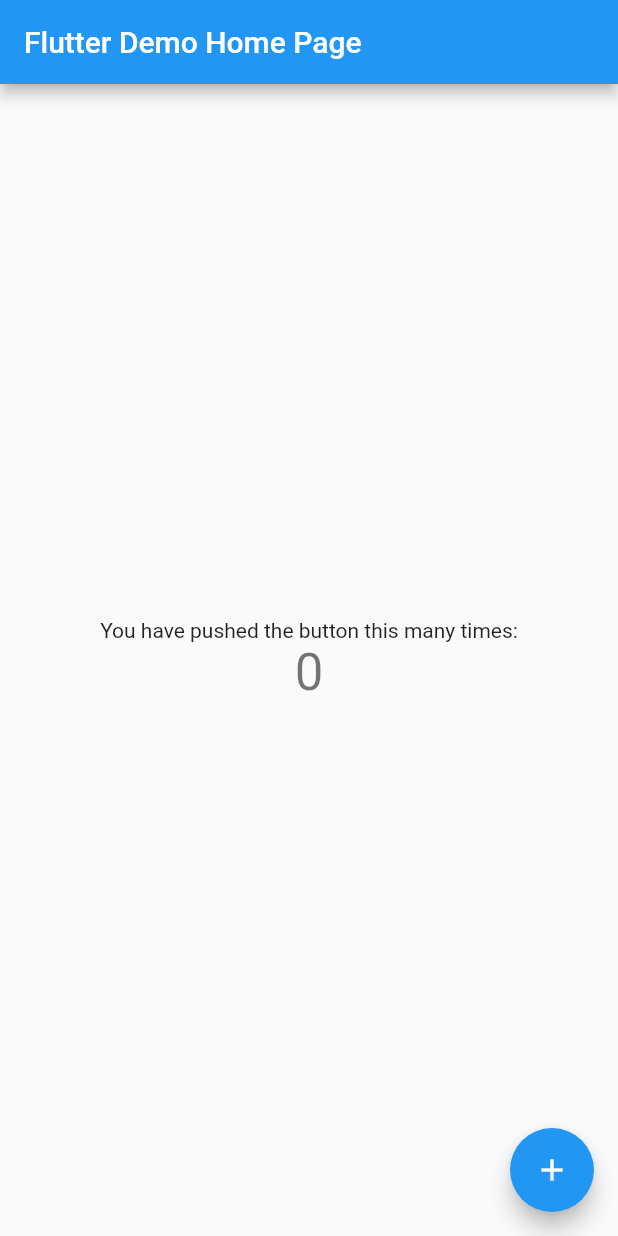
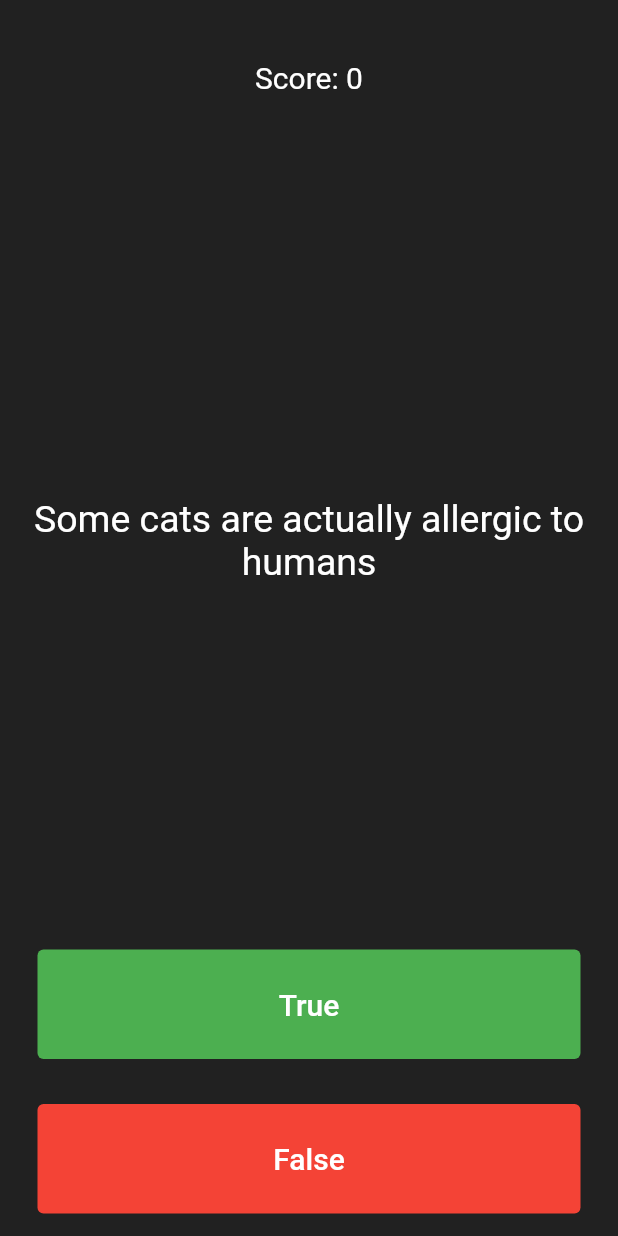
Before and after one commit to tushar2001/quizzler_flutter_3, a Flutter app: the screen it shows after launch, on a phone screen of 412 x 824 dp. Run offline on Flutter 3.47's test engine with Material 2 defaults, Android fonts, the phone set to English and light mode, and no system bars; our stand-ins replace rflutter_alert; missing offline and left inert: dart:ffi.

```diff
--- /dev/null
+++ b/lib/MySecondAppScreen.dart
@@ -0,0 +1,17 @@
+import 'package:flutter/material.dart';
+import 'MySecondaryHomePage.dart';
+
+class MySecondAppScreen extends StatelessWidget {
+  const MySecondAppScreen({Key? key}) : super(key: key);
+
+  @override
+  Widget build(BuildContext context) {
+    return MaterialApp(
+      title: 'Flutter Demo',
+      theme: ThemeData(
+        primarySwatch: Colors.green,
+      ),
+      home: const MySecondaryHomePage(title: 'Flutter Demo!'),
+    );
+  }
+}
--- /dev/null
+++ b/lib/Question.dart
@@ -0,0 +1,6 @@
+class Question {
+  String questionText;
+  bool questionAnswer;
+
+  Question(this.questionText, this.questionAnswer);
+}
--- /dev/null
+++ b/lib/QuizBrain.dart
@@ -0,0 +1,58 @@
+import 'Question.dart';
+
+class QuizBrain {
+  int _questionNumber = 0;
+  List<Question> _questionBank = [
+    Question('Some cats are actually allergic to humans', true),
+    Question('You can lead a cow down stairs but not up stairs.', false),
+    Question('Approximately one quarter of human bones are in the feet.', true),
+    Question('A slug\'s blood is green.', true),
+    Question('Buzz Aldrin\'s mother\'s maiden name was \"Moon\".', true),
+    Question('It is illegal to pee in the Ocean in Portugal.', true),
+    Question(
+        'No piece of square dry paper can be folded in half more than 7 times.',
+        false),
+    Question(
+        'In London, UK, if you happen to die in the House of Parliament, you are technically entitled to a state funeral, because the building is considered too sacred a place.',
+        true),
+    Question(
+        'The loudest sound produced by any animal is 188 decibels. That animal is the African Elephant.',
+        false),
+    Question(
+        'The total surface area of two human lungs is approximately 70 square metres.',
+        true),
+    Question('Google was originally called \"Backrub\".', true),
+    Question(
+        'Chocolate affects a dog\'s heart and nervous system; a few ounces are enough to kill a small dog.',
+        true),
+    Question(
+        'In West Virginia, USA, if you accidentally hit an animal with your car, you are free to take it home to eat.',
+        true)
+  ];
+
+  void nextQuestion() {
+    if (_questionNumber < _questionBank.length - 1) {
+      _questionNumber++;
+    }
+  }
+
+  String getQuestionText() {
+    return _questionBank[_questionNumber].questionText;
+  }
+
+  bool getQuestionAnswer() {
+    return _questionBank[_questionNumber].questionAnswer;
+  }
+
+  bool isFinished() {
+    if (_questionNumber >= _questionBank.length - 1) {
+      return true;
+    } else {
+      return false;
+    }
+  }
+
+  void reset() {
+    _questionNumber = 0;
+  }
+}
--- a/lib/main.dart
+++ b/lib/main.dart
@@ -1,112 +1,194 @@
+import 'dart:ffi';
+
 import 'package:flutter/material.dart';
+import 'QuizBrain.dart';
+import 'package:rflutter_alert/rflutter_alert.dart';
+import 'MySecondAppScreen.dart';
+import 'package:flutter/services.dart';
+// import 'package:provider/provider.dart';
 
-void main() => runApp(const MyApp());
+void main() => runApp(Quizzler());
 
-class MyApp extends StatelessWidget {
-  const MyApp({super.key});
+@pragma('vm:entry-point')
+void secondary() => runApp(const MySecondAppScreen());
 
-  // This widget is the root of your application.
+class Quizzler extends StatelessWidget {
   @override
   Widget build(BuildContext context) {
     return MaterialApp(
-      title: 'Flutter Demo',
-      theme: ThemeData(
-        // This is the theme of your application.
-        //
-        // Try running your application with "flutter run". You'll see the
-        // application has a blue toolbar. Then, without quitting the app, try
-        // changing the primarySwatch below to Colors.green and then invoke
-        // "hot reload" (press "r" in the console where you ran "flutter run",
-        // or press Run > Flutter Hot Reload in a Flutter IDE). Notice that the
-        // counter didn't reset back to zero; the application is not restarted.
-        primarySwatch: Colors.blue,
+      home: Scaffold(
+        backgroundColor: Colors.grey.shade900,
+        body: SafeArea(
+          child: Padding(
+            padding: EdgeInsets.symmetric(horizontal: 10.0),
+            child: QuizPage(),
+          ),
+        ),
       ),
-      home: const MyHomePage(title: 'Flutter Demo Home Page'),
     );
   }
 }
 
-class MyHomePage extends StatefulWidget {
-  const MyHomePage({super.key, required this.title});
-
-  // This widget is the home page of your application. It is stateful, meaning
-  // that it has a State object (defined below) that contains fields that affect
-  // how it looks.
-
-  // This class is the configuration for the state. It holds the values (in this
-  // case the title) provided by the parent (in this case the App widget) and
-  // used by the build method of the State. Fields in a Widget subclass are
-  // always marked "final".
-
-  final String title;
-
+class QuizPage extends StatefulWidget {
   @override
-  State<MyHomePage> createState() => _MyHomePageState();
+  _QuizPageState createState() => _QuizPageState();
 }
 
-class _MyHomePageState extends State<MyHomePage> {
-  int _counter = 0;
+class _QuizPageState extends State<QuizPage> {
+  _QuizPageState() {
+    _channel.setMethodCallHandler(_handleMessage);
+  }
+  final _channel = const MethodChannel('com.quizzler');
 
-  void _incrementCounter() {
+  int _count = 0;
+
+  void increment() {
+    _channel.invokeMethod<Void>('incrementScore');
+  }
+
+  Future<dynamic> _handleMessage(MethodCall call) async {
+    if (call.method == 'reportScore') {
+      _count = call.arguments as int;
+      // notifyListeners();
+    }
+  }
+
+  List<Icon> scoreKeeper = [];
+
+  Icon checkIcon = Icon(
+    Icons.check,
+    color: Colors.green,
+  );
+
+  Icon closeIcon = Icon(
+    Icons.close,
+    color: Colors.red,
+  );
+
+  void checkAnswer(bool userPickedAnswer) {
+    bool correctAnswer = quizBrain.getQuestionAnswer();
+
     setState(() {
-      // This call to setState tells the Flutter framework that something has
-      // changed in this State, which causes it to rerun the build method below
-      // so that the display can reflect the updated values. If we changed
-      // _counter without calling setState(), then the build method would not be
-      // called again, and so nothing would appear to happen.
-      _counter++;
+      if (quizBrain.isFinished()) {
+        // Alert(
+        //   title: 'Finished',
+        //   desc: 'You\'ve have reached the end of the quiz',
+        //   context: context,
+        // ).show();
+
+        Alert(
+          context: context,
+          type: AlertType.error,
+          title: "RFLUTTER ALERT",
+          desc: "Flutter is more awesome with RFlutter Alert.",
+          buttons: [
+            DialogButton(
+              child: Text(
+                "COOL",
+                style: TextStyle(color: Colors.white, fontSize: 20),
+              ),
+              onPressed: () => Navigator.pop(context),
+              width: 120,
+            )
+          ],
+        ).show();
+
+        quizBrain.reset();
+        scoreKeeper = [];
+      } else {
+        if (userPickedAnswer == correctAnswer) {
+          increment();
+          scoreKeeper.add(checkIcon);
+        } else {
+          scoreKeeper.add(closeIcon);
+        }
+        quizBrain.nextQuestion();
+      }
     });
   }
 
+  QuizBrain quizBrain = QuizBrain();
+
   @override
   Widget build(BuildContext context) {
-    // This method is rerun every time setState is called, for instance as done
-    // by the _incrementCounter method above.
-    //
-    // The Flutter framework has been optimized to make rerunning build methods
-    // fast, so that you can just rebuild anything that needs updating rather
-    // than having to individually change instances of widgets.
-    return Scaffold(
-      appBar: AppBar(
-        // Here we take the value from the MyHomePage object that was created by
-        // the App.build method, and use it to set our appbar title.
-        title: Text(widget.title),
-      ),
-      body: Center(
-        // Center is a layout widget. It takes a single child and positions it
-        // in the middle of the parent.
-        child: Column(
-          // Column is also a layout widget. It takes a list of children and
-          // arranges them vertically. By default, it sizes itself to fit its
-          // children horizontally, and tries to be as tall as its parent.
-          //
-          // Invoke "debug painting" (press "p" in the console, choose the
-          // "Toggle Debug Paint" action from the Flutter Inspector in Android
-          // Studio, or the "Toggle Debug Paint" command in Visual Studio Code)
-          // to see the wireframe for each widget.
-          //
-          // Column has various properties to control how it sizes itself and
-          // how it positions its children. Here we use mainAxisAlignment to
-          // center the children vertically; the main axis here is the vertical
-          // axis because Columns are vertical (the cross axis would be
-          // horizontal).
-          mainAxisAlignment: MainAxisAlignment.center,
-          children: <Widget>[
-            const Text(
-              'You have pushed the button this many times:',
+    return Column(
+      mainAxisAlignment: MainAxisAlignment.spaceBetween,
+      crossAxisAlignment: CrossAxisAlignment.stretch,
+      children: <Widget>[
+        Expanded(
+            child: Padding(
+          padding: EdgeInsets.all(10.0),
+          child: Center(
+            child: Text(
+              'Score: ${_count}',
+              textAlign: TextAlign.center,
+              style: TextStyle(
+                fontSize: 20.0,
+                color: Colors.white,
+              ),
             ),
-            Text(
-              '$_counter',
-              style: Theme.of(context).textTheme.headlineMedium,
+          ),
+        )),
+        Expanded(
+          flex: 5,
+          child: Padding(
+            padding: EdgeInsets.all(10.0),
+            child: Center(
+              child: Text(
+                quizBrain.getQuestionText(),
+                textAlign: TextAlign.center,
+                style: TextStyle(
+                  fontSize: 25.0,
+                  color: Colors.white,
+                ),
+              ),
             ),
-          ],
+          ),
         ),
-      ),
-      floatingActionButton: FloatingActionButton(
-        onPressed: _incrementCounter,
-        tooltip: 'Increment',
-        child: const Icon(Icons.add),
-      ), // This trailing comma makes auto-formatting nicer for build methods.
+        Expanded(
+          child: Padding(
+            padding: EdgeInsets.all(15.0),
+            child: TextButton(
+              style: ButtonStyle(
+                backgroundColor: MaterialStatePropertyAll<Color>(Colors.green),
+              ),
+              child: Text(
+                'True',
+                style: TextStyle(
+                  color: Colors.white,
+                  fontSize: 20.0,
+                ),
+              ),
+              onPressed: () {
+                checkAnswer(true);
+              },
+            ),
+          ),
+        ),
+        Expanded(
+          child: Padding(
+            padding: EdgeInsets.all(15.0),
+            child: TextButton(
+              style: ButtonStyle(
+                backgroundColor: MaterialStatePropertyAll<Color>(Colors.red),
+              ),
+              child: Text(
+                'False',
+                style: TextStyle(
+                  fontSize: 20.0,
+                  color: Colors.white,
+                ),
+              ),
+              onPressed: () {
+                checkAnswer(false);
+              },
+            ),
+          ),
+        ),
+        Row(
+          children: scoreKeeper,
+        )
+      ],
     );
   }
 }
```
Also changed, not shown: lib/MySecondaryHomePage.dart (added, +30 -0 lines), pubspec.yaml (+2 -16 lines), pubspec.lock, 1 other file.
